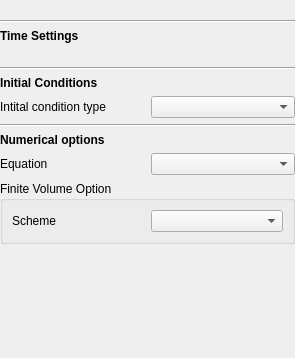
Qt form src/ui/simulationEngine/reostelemacsimulationeditwidget.ui (vcloarec/ReosProject) before a commit.
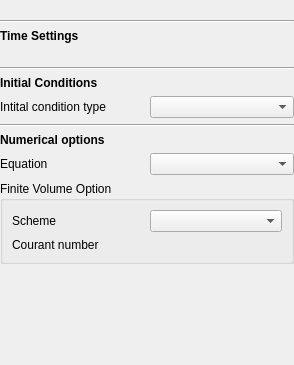
The same form after that commit. Icons and pictures are not drawn. Custom widgets are drawn as their Qt base class.

Commit message: [TELEMAC] add courant number option

Patch:
```diff
--- a/src/ui/simulationEngine/reostelemacsimulationeditwidget.ui
+++ b/src/ui/simulationEngine/reostelemacsimulationeditwidget.ui
@@ -6,8 +6,8 @@
    <rect>
     <x>0</x>
     <y>0</y>
-    <width>295</width>
-    <height>358</height>
+    <width>294</width>
+    <height>365</height>
    </rect>
   </property>
   <property name="windowTitle">
@@ -42,8 +42,8 @@
        <rect>
         <x>0</x>
         <y>0</y>
-        <width>295</width>
-        <height>358</height>
+        <width>280</width>
+        <height>367</height>
        </rect>
       </property>
       <layout class="QVBoxLayout" name="verticalLayout_3">
@@ -188,6 +188,16 @@
           <item row="0" column="1">
            <widget class="QComboBox" name="mVFSchemeComboBox"/>
           </item>
+          <item row="1" column="0">
+           <widget class="QLabel" name="label_8">
+            <property name="text">
+             <string>Courant number</string>
+            </property>
+           </widget>
+          </item>
+          <item row="1" column="1">
+           <widget class="ReosParameterDoubleWidget" name="mVfCourantNumberParameter" native="true"/>
+          </item>
          </layout>
         </widget>
        </item>
@@ -223,6 +233,12 @@
    <header>reosparameterwidget.h</header>
    <container>1</container>
   </customwidget>
+  <customwidget>
+   <class>ReosParameterDoubleWidget</class>
+   <extends>QWidget</extends>
+   <header>reosparameterwidget.h</header>
+   <container>1</container>
+  </customwidget>
  </customwidgets>
  <resources>
   <include location="../../../images/engines/TELEMAC/telemac-images.qrc"/>
```
The commit also changes 3 other files.
